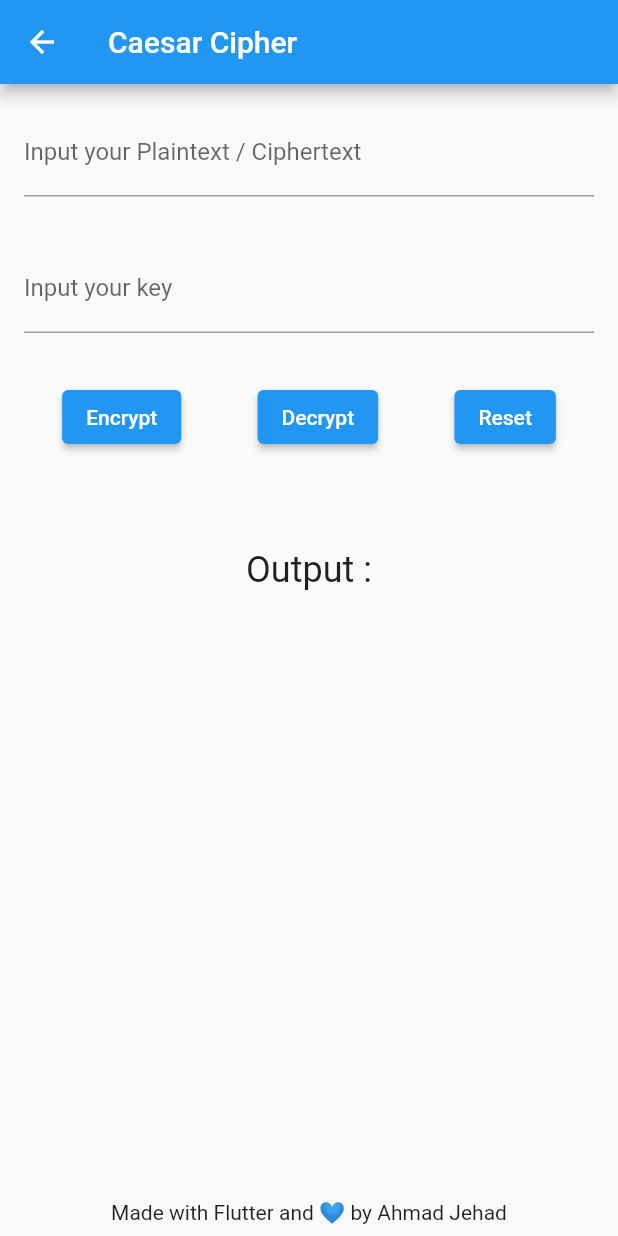
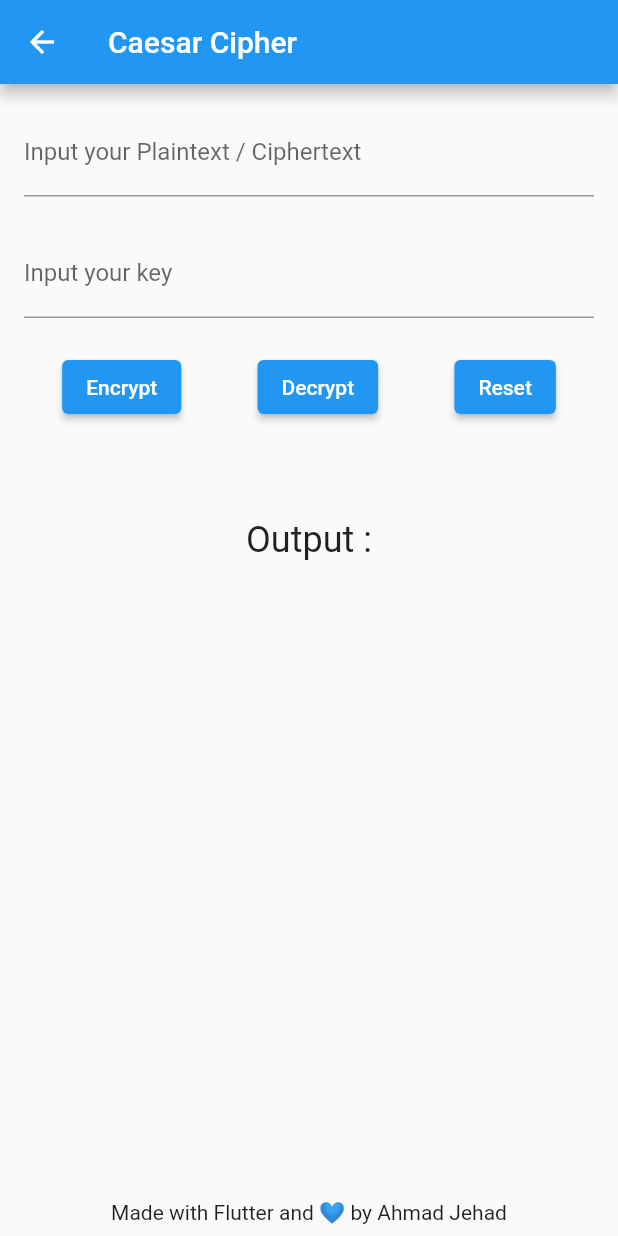
Before and after one commit to ahmadjehad/ciphers, a Flutter app: the screen it shows after launch, after a tap on "Caesar", on a phone screen of 412 x 824 dp. Run offline on Flutter 3.47's test engine with Material 2 defaults, Android fonts, the phone set to English and light mode, and no system bars.

```diff
--- a/lib/main.dart
+++ b/lib/main.dart
@@ -56,9 +56,9 @@ class _LandingPageState extends State<LandingPage> {
               height: _height * 0.02,
             ),
             ElevatedButton(
-                onPressed: () => Navigator.pushNamed(context, Caesar.route),
+                onPressed: null,
                 child: Text(
-                  ' ',
+                  'More Ciphers Later',
                   style: TextStyle(fontSize: _width * 0.04),
                 )),
           ],
--- a/lib/pages/caesar.dart
+++ b/lib/pages/caesar.dart
@@ -39,7 +39,7 @@ class _CaesarState extends State<Caesar> {
                   keyboardType: TextInputType.text,
                 ),
                 Container(
-                  height: 32.0,
+                  height: 22.0,
                 ),
                 TextField(
                   decoration: InputDecoration(labelText: 'Input your key'),
@@ -47,7 +47,7 @@ class _CaesarState extends State<Caesar> {
                   keyboardType: TextInputType.number,
                 ),
                 Container(
-                  height: 32.0,
+                  height: 22.0,
                 ),
                 Row(
                   mainAxisAlignment: MainAxisAlignment.spaceAround,
```
Also changed, not shown: pubspec.lock.
